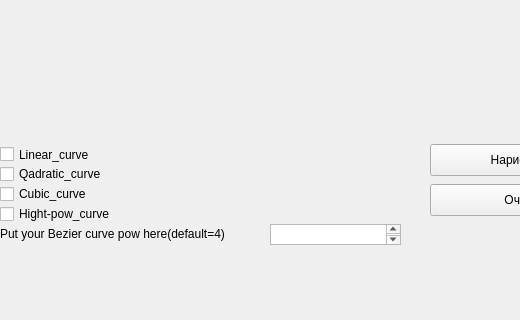
The window that Bezier_curves/mainwindow.ui (Saharochekl/FSR_KG) describes before a commit, drawn with Qt 5; both pictures show x 0 to 520 and y 396 to 716 of the 1114 by 716 pixel window.
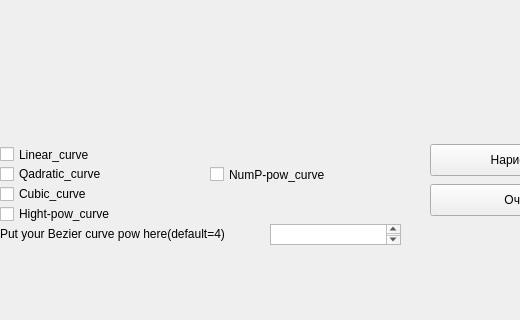
The same window after the commit. Custom widgets are drawn as their Qt base class.

```diff
--- a/Bezier_curves/mainwindow.ui
+++ b/Bezier_curves/mainwindow.ui
@@ -135,6 +135,19 @@
      </rect>
     </property>
    </widget>
+   <widget class="QCheckBox" name="numP_curve">
+    <property name="geometry">
+     <rect>
+      <x>210</x>
+      <y>560</y>
+      <width>141</width>
+      <height>21</height>
+     </rect>
+    </property>
+    <property name="text">
+     <string>NumP-pow_curve</string>
+    </property>
+   </widget>
   </widget>
   <widget class="QMenuBar" name="menubar">
    <property name="geometry">
```
